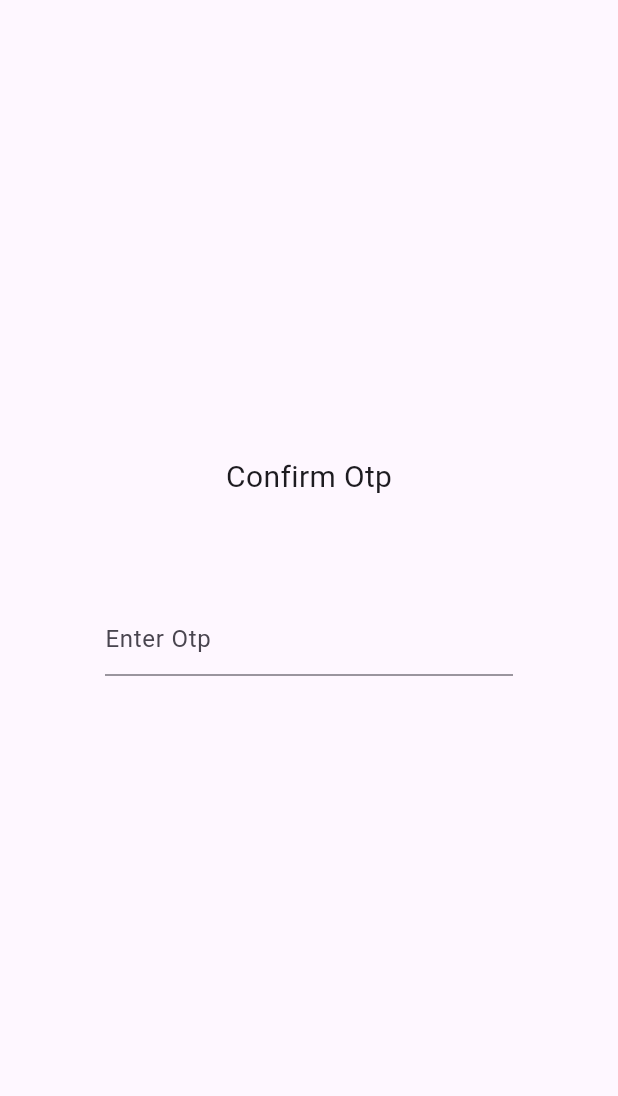
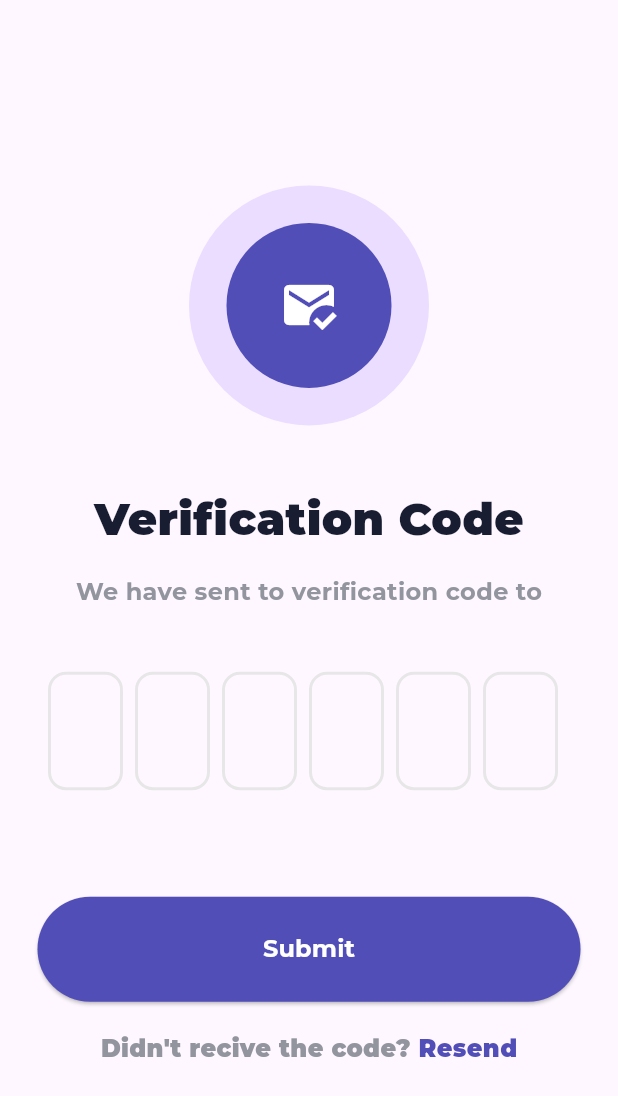
Before and after one commit to abderazak-py/snap_shop, a Flutter app: the ConfirmOtpView screen opened directly with empty values, on a phone screen of 412 x 824 dp. Shown: the top 1096 px of the screen. Run offline on Flutter 3.47's test engine with Material 3 defaults, Android fonts, the phone set to English and light mode, and no system bars; drawn by our look-alikes of flutter_otp_text_field; our stand-ins replace bloc, cached_network_image, equatable, flutter_bloc, flutter_svg, get_it and 5 more; missing offline and left inert: flutter_paypal_payment; accounts and stored records are empty.

Commit message:
implement OTP verification and added auth ui

```diff
--- a/lib/core/utils/styles.dart
+++ b/lib/core/utils/styles.dart
@@ -9,42 +9,47 @@ abstract class Styles {
     color: AppColors.kTextColor,
   );
 
-  static TextStyle titleText30 = GoogleFonts.poppins(
+  static TextStyle titleText30 = GoogleFonts.montserrat(
     fontSize: 30,
     fontWeight: FontWeight.normal,
     color: AppColors.kTextColor,
   );
-  static TextStyle titleText24 = GoogleFonts.poppins(
+  static TextStyle titleText26 = GoogleFonts.montserrat(
+    fontSize: 26,
+    fontWeight: FontWeight.normal,
+    color: AppColors.kTextColor,
+  );
+  static TextStyle titleText24 = GoogleFonts.montserrat(
     fontSize: 24,
     fontWeight: FontWeight.normal,
     color: AppColors.kTextColor,
   );
-  static TextStyle titleText22 = GoogleFonts.poppins(
+  static TextStyle titleText22 = GoogleFonts.montserrat(
     fontSize: 22,
     fontWeight: FontWeight.normal,
     color: AppColors.kTextColor,
   );
-  static TextStyle titleText20 = GoogleFonts.poppins(
+  static TextStyle titleText20 = GoogleFonts.montserrat(
     fontSize: 20,
     fontWeight: FontWeight.normal,
     color: AppColors.kTextColor,
   );
-  static TextStyle titleText18 = GoogleFonts.poppins(
+  static TextStyle titleText18 = GoogleFonts.montserrat(
     fontSize: 18,
     fontWeight: FontWeight.normal,
     color: AppColors.kTextColor,
   );
-  static TextStyle titleText16 = GoogleFonts.poppins(
+  static TextStyle titleText16 = GoogleFonts.montserrat(
     fontSize: 16,
     fontWeight: FontWeight.normal,
     color: AppColors.kTextColor,
   );
-  static TextStyle titleText14 = GoogleFonts.poppins(
+  static TextStyle titleText14 = GoogleFonts.montserrat(
     fontSize: 14,
     fontWeight: FontWeight.normal,
     color: AppColors.kTextColor,
   );
-  static TextStyle titleText12 = GoogleFonts.poppins(
+  static TextStyle titleText12 = GoogleFonts.montserrat(
     fontSize: 12,
     fontWeight: FontWeight.normal,
     color: AppColors.kTextColor,
--- a/lib/features/auth/presentation/cubit/auth_state.dart
+++ b/lib/features/auth/presentation/cubit/auth_state.dart
@@ -12,6 +12,12 @@ class AuthSuccess extends AuthState {
   AuthSuccess({required this.user});
 }
 
+class AuthSuccessConfirmed extends AuthState {
+  final UserEntity user;
+
+  AuthSuccessConfirmed({required this.user});
+}
+
 class AuthFailure extends AuthState {
   final String error;
 
--- a/lib/features/auth/presentation/views/confirm_otp_view.dart
+++ b/lib/features/auth/presentation/views/confirm_otp_view.dart
@@ -1,23 +1,45 @@
 import 'package:flutter/material.dart';
 import 'package:flutter_bloc/flutter_bloc.dart';
+import 'package:flutter_otp_text_field/flutter_otp_text_field.dart';
 import 'package:go_router/go_router.dart';
 import 'package:snap_shop/core/utils/app_router.dart';
+import 'package:snap_shop/core/utils/constants.dart';
 import 'package:snap_shop/core/utils/injection_container.dart';
+import 'package:snap_shop/core/utils/styles.dart';
 import 'package:snap_shop/features/auth/presentation/cubit/auth_cubit.dart';
+import 'package:snap_shop/features/auth/presentation/views/widgets/custom_big_button.dart';
+import 'package:snap_shop/features/auth/presentation/views/widgets/otp_buttons_section.dart';
+import 'package:snap_shop/features/auth/presentation/views/widgets/otp_top_section.dart';
 
-class ConfirmOtpView extends StatelessWidget {
+class ConfirmOtpView extends StatefulWidget {
   const ConfirmOtpView({super.key, required this.email});
   final String email;
 
   @override
+  State<ConfirmOtpView> createState() => _ConfirmOtpViewState();
+}
+
+class _ConfirmOtpViewState extends State<ConfirmOtpView> {
+  List<TextEditingController?> otpControllers = [];
+
+  @override
+  void dispose() {
+    for (var controller in otpControllers) {
+      controller?.dispose();
+    }
+    super.dispose();
+  }
+
+  @override
   Widget build(BuildContext context) {
+    final height = MediaQuery.of(context).size.height;
     return Scaffold(
       body: BlocProvider(
         create: (context) => sl<AuthCubit>(),
         child: BlocConsumer<AuthCubit, AuthState>(
           listener: (context, state) {
             if (state is AuthSuccess) {
-              GoRouter.of(context).pushReplacement(AppRouter.kProductView);
+              successBottomSheet(context);
             } else if (state is AuthFailure) {
               ScaffoldMessenger.of(
                 context,
@@ -25,28 +47,99 @@ class ConfirmOtpView extends StatelessWidget {
             }
           },
           builder: (context, state) {
-            return Column(
-              crossAxisAlignment: CrossAxisAlignment.center,
-              mainAxisAlignment: MainAxisAlignment.center,
-              children: [
-                Text('Confirm Otp', style: TextStyle(fontSize: 20)),
-                Padding(
-                  padding: EdgeInsetsGeometry.all(70),
-                  child: TextField(
-                    decoration: InputDecoration(hintText: 'Enter Otp'),
-                    onSubmitted: (value) {
-                      context.read<AuthCubit>().verifyOtp(
-                        otp: value,
-                        email: email,
-                      );
-                    },
+            return SingleChildScrollView(
+              child: Column(
+                crossAxisAlignment: CrossAxisAlignment.center,
+                children: [
+                  SizedBox(height: height * 0.15),
+                  OtpTopSection(height: height, email: widget.email),
+                  OtpTextField(
+                    handleControllers: (controllers) =>
+                        otpControllers = controllers,
+                    alignment: Alignment.center,
+                    fieldHeight: 100,
+                    fieldWidth: 50,
+                    textStyle: Styles.titleText26.copyWith(
+                      fontWeight: FontWeight.w900,
+                    ),
+                    showFieldAsBox: true,
+                    numberOfFields: 6,
+                    borderColor: AppColors.kSecondaryColor,
+                    showCursor: true,
+                    contentPadding: EdgeInsets.only(top: -10, bottom: 50),
+                    borderRadius: BorderRadius.circular(12),
+                    cursorColor: AppColors.kPrimaryColor,
                   ),
-                ),
-              ],
+                  const SizedBox(height: 50),
+                  OtpButtonsSection(
+                    otpControllers: otpControllers,
+                    email: widget.email,
+                  ),
+                ],
+              ),
             );
           },
         ),
       ),
     );
   }
+
+  Future<dynamic> successBottomSheet(BuildContext context) {
+    return showModalBottomSheet(
+      constraints: BoxConstraints.expand(),
+      context: context,
+      builder: (BuildContext context) {
+        return Column(
+          crossAxisAlignment: CrossAxisAlignment.center,
+          children: [
+            Container(
+              margin: const EdgeInsets.symmetric(vertical: 10),
+              width: 70,
+              height: 8,
+              decoration: BoxDecoration(
+                color: const Color(0xffdfe2eb),
+                borderRadius: BorderRadius.circular(20),
+              ),
+            ),
+            SizedBox(height: 40),
+            CircleAvatar(
+              radius: 80,
+              backgroundColor: const Color(0xff00d261).withAlpha(40),
+              child: CircleAvatar(
+                radius: 55,
+                backgroundColor: const Color(0xff00d261),
+                child: Icon(
+                  Icons.mark_email_read,
+                  color: Colors.white,
+                  size: 40,
+                ),
+              ),
+            ),
+            SizedBox(height: 30),
+            Text(
+              'Register Success',
+              style: Styles.titleText26.copyWith(fontWeight: FontWeight.w900),
+            ),
+            SizedBox(height: 5),
+            Text(
+              textAlign: TextAlign.center,
+              'Congratulation your account has been created.\nyou can now use it to snap.',
+              style: Styles.titleText14.copyWith(
+                color: AppColors.kTextColor2,
+                fontWeight: FontWeight.w900,
+              ),
+            ),
+            Spacer(),
+            CustomBigButton(
+              title: 'Go to Homepage',
+              onPressed: () {
+                GoRouter.of(context).go(AppRouter.kProductView);
+              },
+            ),
+            SizedBox(height: 50),
+          ],
+        );
+      },
+    );
+  }
 }
--- a/lib/features/auth/presentation/views/widgets/custom_big_button.dart
+++ b/lib/features/auth/presentation/views/widgets/custom_big_button.dart
@@ -24,7 +24,10 @@ class CustomBigButton extends StatelessWidget {
       ),
       child: Text(
         title,
-        style: Styles.titleText16.copyWith(color: Colors.white),
+        style: Styles.titleText16.copyWith(
+          color: Colors.white,
+          fontWeight: FontWeight.bold,
+        ),
       ),
     );
   }
--- a/lib/features/auth/presentation/views/widgets/login_view_body.dart
+++ b/lib/features/auth/presentation/views/widgets/login_view_body.dart
@@ -24,7 +24,7 @@ class LoginViewBody extends StatelessWidget {
     return Scaffold(
       body: BlocConsumer<AuthCubit, AuthState>(
         listener: (context, state) {
-          if (state is AuthSuccess) {
+          if (state is AuthSuccess || state is AuthSuccessConfirmed) {
             GoRouter.of(context).go(
               AppRouter.kProductView,
             ); //check here if there is a navigation problem
--- /dev/null
+++ b/lib/features/auth/presentation/views/widgets/otp_buttons_section.dart
@@ -0,0 +1,63 @@
+import 'package:flutter/material.dart';
+import 'package:flutter_bloc/flutter_bloc.dart';
+import 'package:snap_shop/core/utils/constants.dart';
+import 'package:snap_shop/core/utils/styles.dart';
+import 'package:snap_shop/features/auth/presentation/cubit/auth_cubit.dart';
+import 'package:snap_shop/features/auth/presentation/views/widgets/custom_big_button.dart';
+
+class OtpButtonsSection extends StatelessWidget {
+  const OtpButtonsSection({
+    super.key,
+    required this.otpControllers,
+    required this.email,
+  });
+
+  final List<TextEditingController?> otpControllers;
+  final String email;
+
+  @override
+  Widget build(BuildContext context) {
+    return Column(
+      children: [
+        CustomBigButton(
+          title: 'Submit',
+          onPressed: () {
+            String otp = otpControllers.map((c) => c?.text ?? '').join();
+            if (otp.length == 6) {
+              context.read<AuthCubit>().verifyOtp(otp: otp, email: email);
+            } else {
+              ScaffoldMessenger.of(
+                context,
+              ).showSnackBar(SnackBar(content: Text('fill all the fields')));
+            }
+          },
+        ),
+        const SizedBox(height: 20),
+        Row(
+          mainAxisAlignment: MainAxisAlignment.center,
+          children: [
+            Text(
+              'Didn\'t recive the code? ',
+              style: Styles.titleText16.copyWith(
+                color: AppColors.kTextColor2,
+                fontWeight: FontWeight.w900,
+              ),
+            ),
+            GestureDetector(
+              onTap: () {
+                //TODO: add functionality to resend otp
+              },
+              child: Text(
+                'Resend',
+                style: Styles.titleText16.copyWith(
+                  color: AppColors.kPrimaryColor,
+                  fontWeight: FontWeight.w900,
+                ),
+              ),
+            ),
+          ],
+        ),
+      ],
+    );
+  }
+}
--- /dev/null
+++ b/lib/features/auth/presentation/views/widgets/otp_top_section.dart
@@ -0,0 +1,45 @@
+import 'package:flutter/material.dart';
+import 'package:snap_shop/core/utils/constants.dart';
+import 'package:snap_shop/core/utils/styles.dart';
+
+class OtpTopSection extends StatelessWidget {
+  const OtpTopSection({super.key, required this.height, required this.email});
+
+  final double height;
+  final String email;
+
+  @override
+  Widget build(BuildContext context) {
+    return Column(
+      children: [
+        CircleAvatar(
+          radius: 80,
+          child: CircleAvatar(
+            radius: 55,
+            backgroundColor: AppColors.kPrimaryColor,
+            child: Icon(Icons.mark_email_read, color: Colors.white, size: 40),
+          ),
+        ),
+        SizedBox(height: height * 0.05),
+        Text(
+          'Verification Code',
+          style: Styles.titleText30.copyWith(fontWeight: FontWeight.w900),
+        ),
+        SizedBox(height: 15),
+        Text(
+          'We have sent to verification code to',
+          style: Styles.titleText16.copyWith(
+            color: AppColors.kTextColor2,
+            fontWeight: FontWeight.bold,
+          ),
+        ),
+        SizedBox(height: 5),
+        Text(
+          email,
+          style: Styles.titleText16.copyWith(fontWeight: FontWeight.bold),
+        ),
+        SizedBox(height: 15),
+      ],
+    );
+  }
+}
--- a/lib/features/auth/presentation/views/widgets/register_view_body.dart
+++ b/lib/features/auth/presentation/views/widgets/register_view_body.dart
@@ -31,6 +31,8 @@ class RegisterViewBody extends StatelessWidget {
             GoRouter.of(
               context,
             ).go(AppRouter.kConfirmOtpView, extra: emailController.text);
+          } else if (state is AuthSuccessConfirmed) {
+            GoRouter.of(context).go(AppRouter.kProductView);
           } else if (state is AuthFailure) {
             ScaffoldMessenger.of(
               context,
--- a/lib/features/product/data/datasources/product_remote_data_source.dart
+++ b/lib/features/product/data/datasources/product_remote_data_source.dart
@@ -25,9 +25,7 @@ class ProductRemoteDataSource {
         // Important: pass as 'image' key to fit your ProductModel.fromMap
         return ProductModel.fromMap({...product, 'image': imageList});
       }).toList();
-    } catch (e, stack) {
-      print('❌ Error fetching products: $e');
-      print(stack);
+    } catch (e) {
       throw Exception('Failed to fetch products: ${e.toString()}');
     }
   }
--- a/lib/main.dart
+++ b/lib/main.dart
@@ -7,7 +7,7 @@ void main() async {
   await di.init();
   runApp(const SnapShop());
 }
-//TODO: ADD skeletonizer Loading, Add Paypal  Payment
+//TODO: ADD skeletonizer Loading
 
 class SnapShop extends StatelessWidget {
   const SnapShop({super.key});
--- a/pubspec.yaml
+++ b/pubspec.yaml
@@ -35,6 +35,7 @@ dependencies:
   flutter:
     sdk: flutter
   flutter_bloc: ^9.1.1
+  flutter_otp_text_field: ^1.5.1+1
   flutter_paypal_payment: ^1.0.8
   flutter_svg: ^2.2.1
   get_it: ^8.2.0
```
Also changed, not shown: lib/features/auth/presentation/cubit/auth_cubit.dart (+3 -7 lines), lib/features/auth/presentation/views/widgets/otp_body.dart (added).
